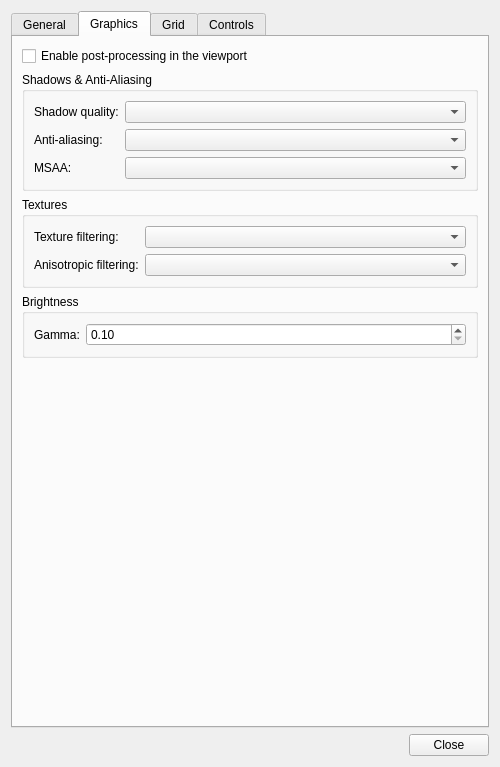
Qt form qtfred/ui/PreferencesDialog.ui (scp-fs2open/fs2open.github.com) before a commit.
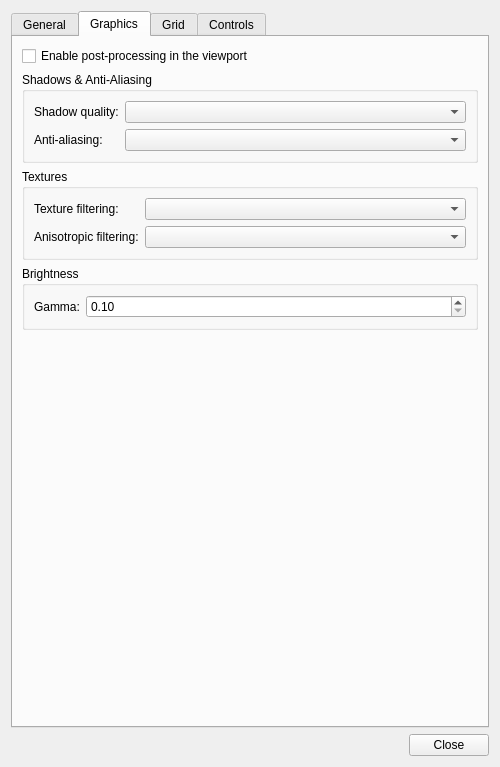
The same form after that commit. The open tabs and pages were chosen to show the change.

What changed in the file:
```diff
--- a/qtfred/ui/PreferencesDialog.ui
+++ b/qtfred/ui/PreferencesDialog.ui
@@ -448,20 +448,6 @@
             </property>
            </widget>
           </item>
-          <item row="2" column="0">
-           <widget class="QLabel" name="msaaLabel">
-            <property name="text">
-             <string>MSAA:</string>
-            </property>
-           </widget>
-          </item>
-          <item row="2" column="1">
-           <widget class="QComboBox" name="msaaCombo">
-            <property name="toolTip">
-             <string>Multisample anti-aliasing used for the viewport's 3D scene. Requires post-processing to be enabled. Restarting qtFRED is required for a change to take effect.</string>
-            </property>
-           </widget>
-          </item>
          </layout>
         </widget>
        </item>
```
